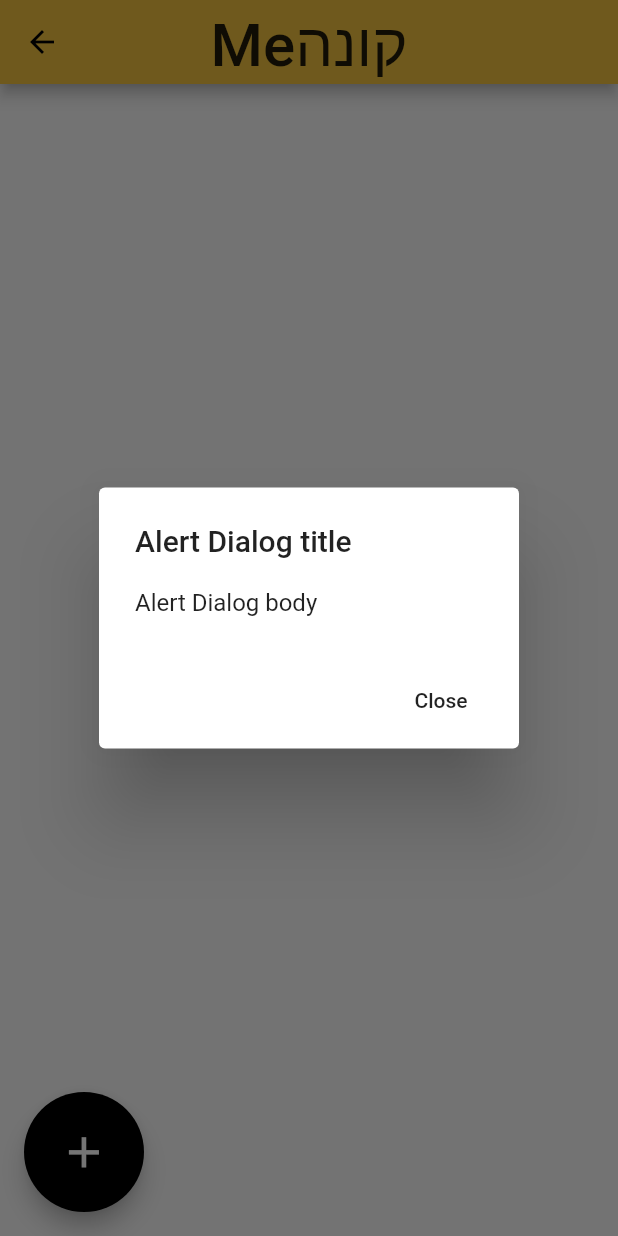
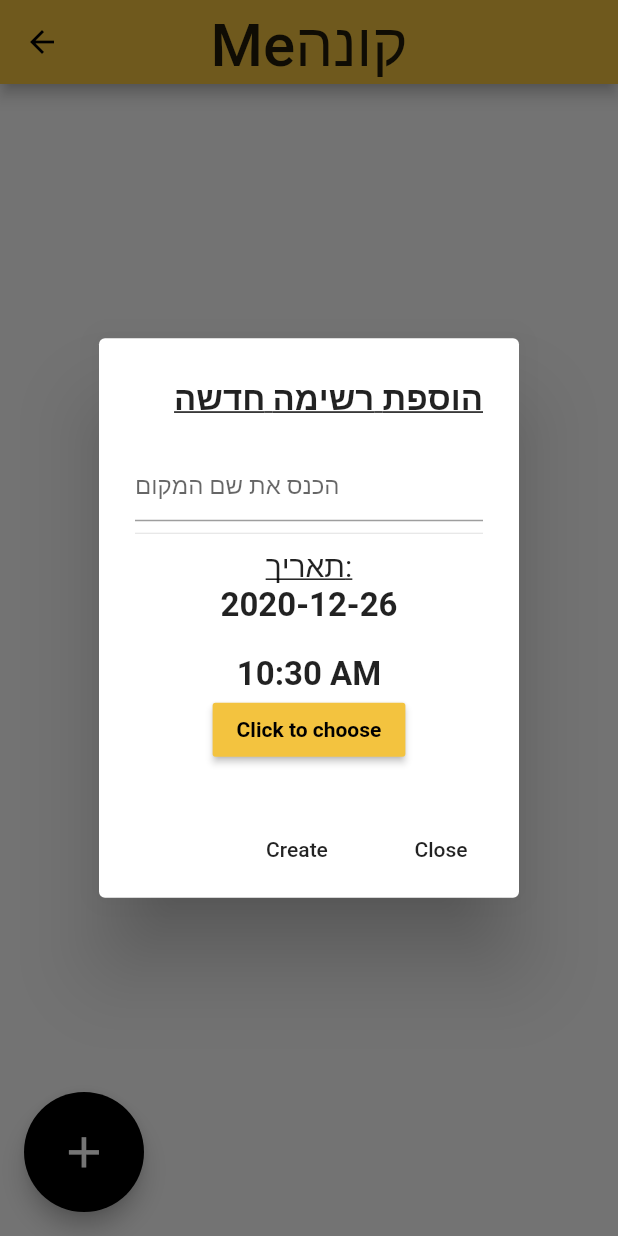
Before and after one commit to nadavSalman/sprint_innovation_ofek423_front_end, a Flutter app: the ListsPage screen opened directly with empty values, after a tap on the "add" icon, on a phone screen of 412 x 824 dp. Run offline on Flutter 3.47's test engine with Material 2 defaults, Android fonts, the phone set to English and light mode, and no system bars; our stand-ins replace dio.

Commit message:
create new list model

```diff
--- a/lib/Components/Lists_page.dart
+++ b/lib/Components/Lists_page.dart
@@ -1,8 +1,9 @@
 import 'package:flutter/material.dart';
 import 'products_list_page.dart';
 import 'package:intl/intl.dart' as intl;
+import 'New_list_model.dart';
 
-class ListsPage extends StatelessWidget {
+class ListsPage extends StatefulWidget {
   List _lists;
   var _userObject;
   var _currGroupObject;
@@ -10,13 +11,22 @@ class ListsPage extends StatelessWidget {
   var pressedListName;
   var _scaffoldKey = new GlobalKey<ScaffoldState>();
 
-  ListsPage(this._lists, this._userObject, this._currGroupObject, this._allUsers);
+  ListsPage(
+      this._lists, this._userObject, this._currGroupObject, this._allUsers);
 
-  getListName(int index){
-    print(_lists[index ~/ 2]["listcreator"]);
-    var result =_allUsers.firstWhere((obj) => obj["userid"] == _lists[index ~/ 2]["listcreator"]);
-    pressedListName = result["userfullname"]+" ב"+_lists[index ~/ 2]["purchaselocation"];
-    return pressedListName;
+  @override
+  _ListsPageState createState() => _ListsPageState();
+}
+
+class _ListsPageState extends State<ListsPage> {
+  getListName(int index) {
+    print(widget._lists[index ~/ 2]["listcreator"]);
+    var result = widget._allUsers.firstWhere(
+        (obj) => obj["userid"] == widget._lists[index ~/ 2]["listcreator"]);
+    widget.pressedListName = result["userfullname"] +
+        " ב" +
+        widget._lists[index ~/ 2]["purchaselocation"];
+    return widget.pressedListName;
   }
 
   Widget _buildRow(BuildContext context, int index) {
@@ -30,20 +40,22 @@ class ListsPage extends StatelessWidget {
           ),
         ),
         subtitle: Text(
-          intl.DateFormat('dd-MM-yyyy – hh:mm').format(DateTime.parse(_lists[index ~/ 2]["listpurchasedate"])),
+          intl.DateFormat('dd-MM-yyyy – hh:mm').format(
+              DateTime.parse(widget._lists[index ~/ 2]["listpurchasedate"])),
           textDirection: TextDirection.rtl,
-          // style: TextStyle(
-          //   fontSize: 20,
-          // ),
         ),
         onTap: () {
           // need to get from the server all the lists for the right username and right group and send to lists page
-          pressedListName = getListName(index);
+          widget.pressedListName = getListName(index);
           Navigator.push(
             context,
             MaterialPageRoute(
                 builder: (context) => ProductsListPage(
-                    _lists[index ~/ 2], this._userObject, _currGroupObject, pressedListName, this._allUsers)),
+                    widget._lists[index ~/ 2],
+                    widget._userObject,
+                    widget._currGroupObject,
+                    widget.pressedListName,
+                    widget._allUsers)),
           );
         },
       );
@@ -61,7 +73,7 @@ class ListsPage extends StatelessWidget {
           child: Column(children: <Widget>[
             new ListTile(
               title: Text(
-                this._currGroupObject["teamname"],
+                widget._currGroupObject["teamname"],
                 style: TextStyle(
                   fontSize: 30,
                 ),
@@ -75,7 +87,7 @@ class ListsPage extends StatelessWidget {
                   shrinkWrap: true,
                   padding: EdgeInsets.all(16),
                   itemBuilder: _buildRow,
-                  itemCount: _lists.length * 2,
+                  itemCount: widget._lists.length * 2,
                 ))
           ]),
         )));
@@ -84,14 +96,27 @@ class ListsPage extends StatelessWidget {
   void _showDialog() {
     // flutter defined function
     showDialog(
-      context: _scaffoldKey.currentContext,
+      context: widget._scaffoldKey.currentContext,
       builder: (BuildContext context) {
         // return object of type Dialog
         return AlertDialog(
-          title: new Text("Alert Dialog title"),
-          content: new Text("Alert Dialog body"),
+          title: new Text(
+            "הוספת רשימה חדשה",
+            textAlign: TextAlign.right,
+            style: TextStyle(
+                fontSize: 22,
+                fontWeight: FontWeight.bold,
+                decoration: TextDecoration.underline),
+          ),
+          content: NewListModel(),
           actions: <Widget>[
-            // usually buttons at the bottom of the dialog
+            new FlatButton(
+              child: new Text("Create"),
+              onPressed: () {
+                //add post request
+                Navigator.of(context).pop();
+              },
+            ),
             new FlatButton(
               child: new Text("Close"),
               onPressed: () {
@@ -107,7 +132,7 @@ class ListsPage extends StatelessWidget {
   @override
   Widget build(BuildContext context) {
     return Scaffold(
-      key: _scaffoldKey,
+      key: widget._scaffoldKey,
       appBar: AppBar(
         title: Text(
           'Meקונה',
--- /dev/null
+++ b/lib/Components/New_list_model.dart
@@ -0,0 +1,76 @@
+import 'package:flutter/material.dart';
+import 'package:intl/intl.dart';
+
+class NewListModel extends StatefulWidget {
+  DateTime selectedDate = DateTime.now();
+  TimeOfDay selectedTime = TimeOfDay.now();
+  var myAddListModelTextbox = TextEditingController();
+
+  @override
+  _NewListModelState createState() => _NewListModelState();
+}
+
+class _NewListModelState extends State<NewListModel> {
+  _selectDateAndTime(BuildContext context) async {
+    DateTime pickedDate = await showDatePicker(
+      context: context,
+      initialDate: widget.selectedDate, // Refer step 1
+      firstDate: DateTime.now(),
+      lastDate: DateTime(2025),
+    );
+    TimeOfDay pickedTime =
+        await showTimePicker(context: context, initialTime: TimeOfDay.now());
+    if (pickedDate != null && pickedDate != widget.selectedDate ||
+        pickedTime != null && pickedTime != widget.selectedTime)
+      setState(() {
+        widget.selectedTime = pickedTime;
+        widget.selectedDate = pickedDate;
+      });
+  }
+
+  @override
+  Widget build(BuildContext context) {
+    return Container(
+      child: Column(
+        mainAxisSize: MainAxisSize.min,
+        children: <Widget>[
+          TextField(
+            controller: widget.myAddListModelTextbox,
+            textInputAction: TextInputAction.go,
+            decoration: InputDecoration(hintText: "הכנס את שם המקום"),
+          ),
+          Divider(),
+          // Directionality(textDirection:, child: ),
+          Text(
+            "תאריך:",
+            textAlign: TextAlign.right,
+            style: TextStyle(
+              decoration: TextDecoration.underline,
+              fontSize: 20,
+            ),
+          ),
+          Text(
+            "${widget.selectedDate.toLocal()}".split(' ')[0],
+            style: TextStyle(fontSize: 22, fontWeight: FontWeight.bold),
+          ),
+          SizedBox(
+            height: 20.0,
+          ),
+          Text(
+            widget.selectedTime.format(context),
+            style: TextStyle(fontSize: 22, fontWeight: FontWeight.bold),
+          ),
+          RaisedButton(
+            onPressed: () => _selectDateAndTime(context),
+            child: Text(
+              'Click to choose',
+              style:
+                  TextStyle(color: Colors.black, fontWeight: FontWeight.bold),
+            ),
+            color: Color(0XffF3C33F),
+          ),
+        ],
+      ),
+    );
+  }
+}
```
